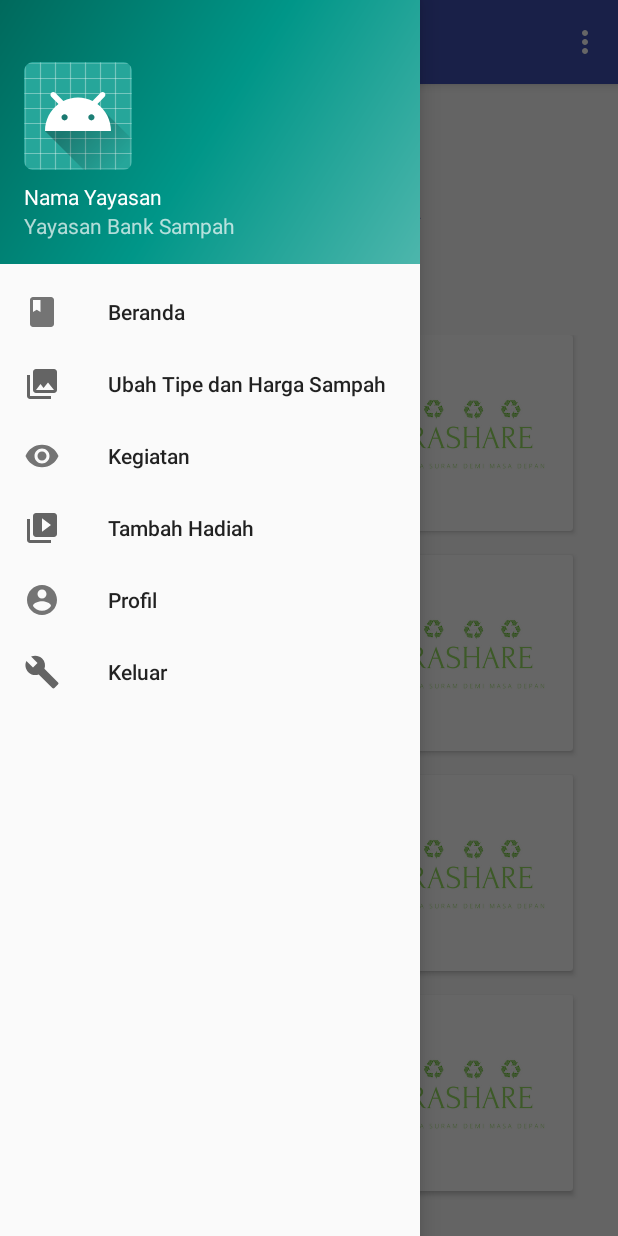
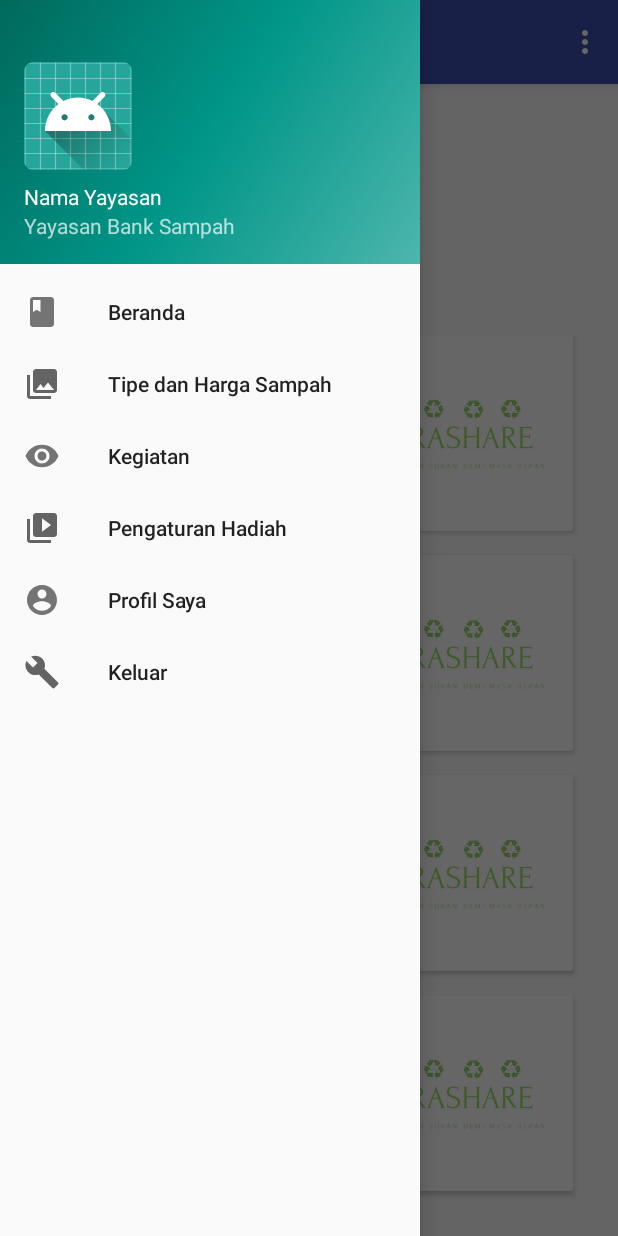
Before and after one commit to octavany97/Trashare, an Android app: the YayasanActivity screen opened directly, with no data from a screen before it, with the side drawer open, on a phone screen of 412 x 824 dp. Run offline under Robolectric (Android 15) with nearby library versions, the light colour scheme and no system bars.

Commit message:
Update strings.xml dan folder menu

```diff
--- a/app/src/main/res/menu/activity_yayasan_drawer.xml
+++ b/app/src/main/res/menu/activity_yayasan_drawer.xml
@@ -7,26 +7,26 @@
         <item
             android:id="@+id/nav_beranda"
             android:icon="@drawable/ic_info"
-            android:title="Beranda" />
+            android:title="@string/menu_beranda" />
         <item
             android:id="@+id/nav_update"
             android:icon="@drawable/ic_menu_gallery"
-            android:title="Ubah Tipe dan Harga Sampah" />
+            android:title="@string/menu_tipe_harga" />
         <item
             android:id="@+id/nav_event"
             android:icon="@drawable/ic_penimbangan"
-            android:title="Kegiatan" />
+            android:title="@string/menu_lihat_kegiatan" />
         <item
             android:id="@+id/nav_addreward"
             android:icon="@drawable/ic_menu_slideshow"
-            android:title="Tambah Hadiah" />
+            android:title="@string/menu_hadiah" />
         <item
             android:id="@+id/nav_profile"
             android:icon="@drawable/ic_profile"
-            android:title="Profil" />
+            android:title="@string/menu_profil" />
         <item
             android:id="@+id/nav_logout"
             android:icon="@drawable/ic_menu_manage"
-            android:title="Keluar" />
+            android:title="@string/menu_keluar" />
     </group>
 </menu>
--- a/app/src/main/res/values/strings.xml
+++ b/app/src/main/res/values/strings.xml
@@ -5,9 +5,10 @@
     <string name="navigation_drawer_close">Close navigation drawer</string>
 
     <string name="action_settings">Settings</string>
-
     <string name="judul">PANDUAN PENDIRIAN BANK SAMPAH</string>
-
+    <string name="isi">
+    </string>
+    <!--untuk spinner di tampilan daftar bank sampah-->
     <string-array name="lokasi">
         <item>Pamulang</item>
         <item>Tangerang Kota</item>
@@ -16,4 +17,32 @@
         <item>Tiga Raksa</item>
         <item>Kali Deres</item>
     </string-array>
+
+    <!--untuk user, member, pengurus, dan yayasan-->
+    <string name="menu_beranda">Beranda</string>
+
+    <!--untuk member, pengurus, dan yayasan-->
+    <string name="menu_keluar">Keluar</string>
+    <string name="menu_profil">Profil Saya</string>
+
+    <!--untuk menu user-->
+    <string name="menu_register">Registrasi Bank Sampah</string>
+    <string name="menu_gabung">Bergabung</string>
+    <string name="menu_masuk">Masuk</string>
+
+    <!--untuk menu member-->
+    <string name="menu_listBS">Daftar Bank Sampah</string>
+    <string name="menu_poin">Poin Saya</string>
+
+    <!--untuk menu pengurus-->
+    <string name="menu_kegiatan">Pengaturan Kegiatan</string>
+    <string name="menu_jadwal">Jadwal Penimbangan</string>
+    <string name="menu_input">Input Sampah Nasaban</string>
+
+    <!--untuk menu yayasan-->
+    <string name="menu_tipe_harga">Tipe dan Harga Sampah</string>
+    <string name="menu_lihat_kegiatan">Kegiatan</string>
+    <string name="menu_hadiah">Pengaturan Hadiah</string>
+
+
 </resources>
```
Also changed, not shown: app/src/main/res/menu/activity_main_drawer.xml (+5 -5 lines), app/src/main/res/menu/activity_member_drawer.xml (+5 -5 lines), app/src/main/res/menu/activity_pengurus_drawer.xml (+6 -6 lines).
